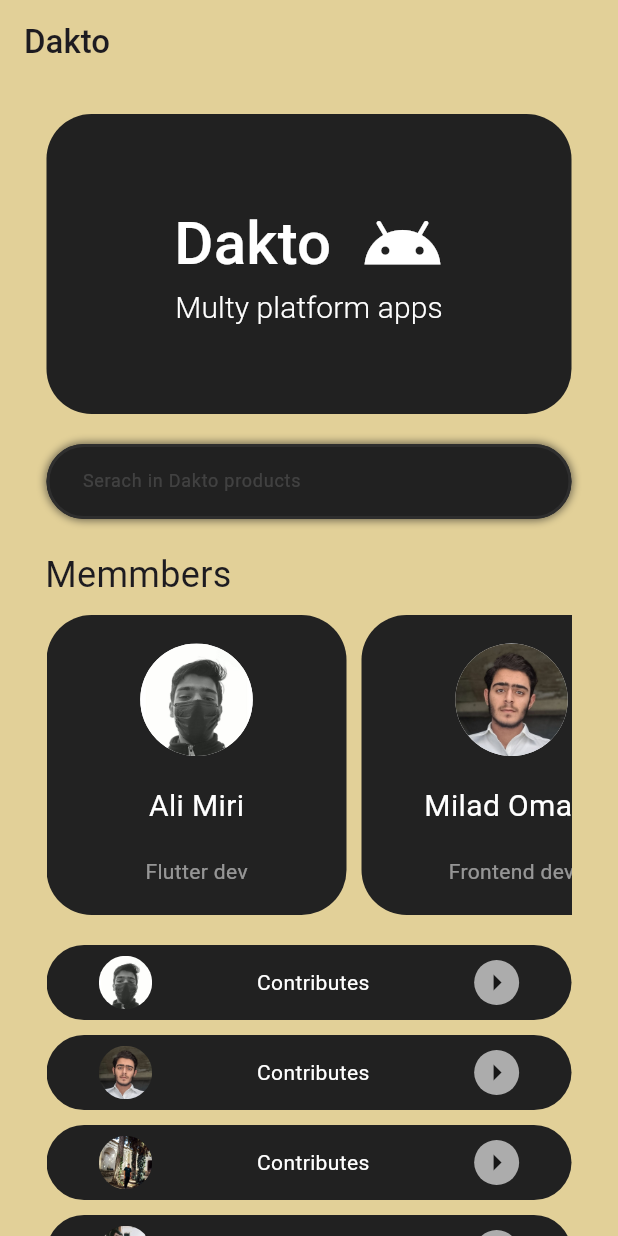
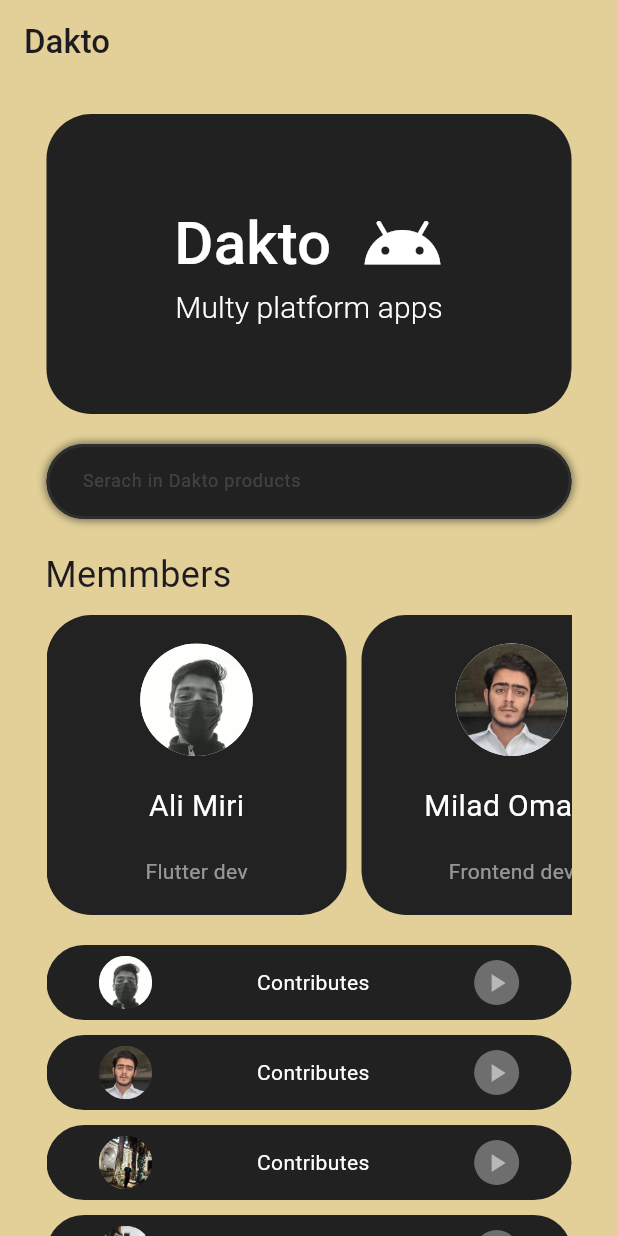
Before and after one commit to 4itsam/Gang, a Flutter app: the screen it shows after launch, after a tap on "Dakto", after a tap on "close", on a phone screen of 412 x 824 dp. Run offline on Flutter 3.47's test engine with Material 3 defaults, Android fonts, the phone set to English and light mode, and no system bars.

Commit message:
enhance member section

```diff
--- a/dana/lib/main.dart
+++ b/dana/lib/main.dart
@@ -1,4 +1,5 @@
 import 'package:dana/pages/home.dart';
+
 import 'package:flutter/material.dart';
 void main(){
   runApp(MyApp());
--- a/dana/lib/models/horizontalModels.dart
+++ b/dana/lib/models/horizontalModels.dart
@@ -51,7 +51,7 @@ description: "A mechanical engineering student and backend developer who’s kno
     );
     horiModels.add(
       Horizontalmodels(
-        name: "Ms Abdi",
+        name: "Miss Abdi",
         jobPosition: "Ui/Ux designer",
         boxColor: const Color.fromARGB(255, 8, 36, 78),
         image: "assets/images/p_Abdi.jpg",
@@ -59,7 +59,7 @@ description:      "A Persian literature student and talented designer, Miss Abdi
     );
     horiModels.add(
       Horizontalmodels(
-        name: "Ms Rezaei",
+        name: "Miss Rezaei",
         jobPosition: "Flutter dev",
         boxColor: const Color.fromARGB(255, 49, 59, 5),
         image: "assets/images/p_Rezaei.jpg",
@@ -68,7 +68,7 @@ description:      "A Persian literature student and talented designer, Miss Abdi
     );
     horiModels.add(
       Horizontalmodels(
-        name: "Ms Banaei",
+        name: "Miss Banaei",
         jobPosition: "Flutter dev",
         boxColor: const Color.fromARGB(255, 5, 53, 59),
         image: "assets/images/p_Banaei.jpg",
--- a/dana/lib/pages/home.dart
+++ b/dana/lib/pages/home.dart
@@ -62,14 +62,19 @@ class Home extends StatelessWidget {
                             "Contributes",
                             style: TextStyle(color: Colors.white, fontSize: 14),
                           ),
-                          Container(
-                            height: 30,
-                            width: 30,
-                            decoration: BoxDecoration(
-                              color: const Color.fromARGB(255, 172, 172, 172),
-                              borderRadius: BorderRadius.circular(100),
+                          GestureDetector(
+                            onTap: () {
+                              _showDialog(context, index);
+                            },
+                            child: Container(
+                              height: 30,
+                              width: 30,
+                              decoration: BoxDecoration(
+                                color: const Color.fromARGB(255, 110, 110, 110),
+                                borderRadius: BorderRadius.circular(100),
+                              ),
+                              child: Icon(Icons.play_arrow, size: 20,color:  Color.fromARGB(255, 184, 184, 184),),
                             ),
-                            child: Icon(Icons.arrow_right, size: 26),
                           ),
                         ],
                       ),
@@ -449,12 +454,13 @@ void _bottomInfoMembers(BuildContext context, index) {
             ),
             Padding(
               padding: const EdgeInsets.all(8.0),
-              child: Text(horimodels[index].description,                style: TextStyle(
+              child: Text(
+                horimodels[index].description,
+                style: TextStyle(
                   color: const Color.fromARGB(255, 131, 131, 131),
                   fontSize: 16,
-                ),),
-
-
+                ),
+              ),
             ),
             SizedBox(height: 30),
             Row(
@@ -533,3 +539,18 @@ void _bottomInfoMembers(BuildContext context, index) {
     ),
   );
 }
+
+void _showDialog(BuildContext context, index) {
+  showDialog(
+    context: context,
+    builder:
+        (context) => AlertDialog(
+          title: Text(horimodels[index].name,style: TextStyle(color: Colors.white),),
+          backgroundColor: horimodels[index].boxColor,
+
+          shape: RoundedRectangleBorder(
+            borderRadius: BorderRadius.circular(30),
+          ),
+        ),
+  );
+}
```
